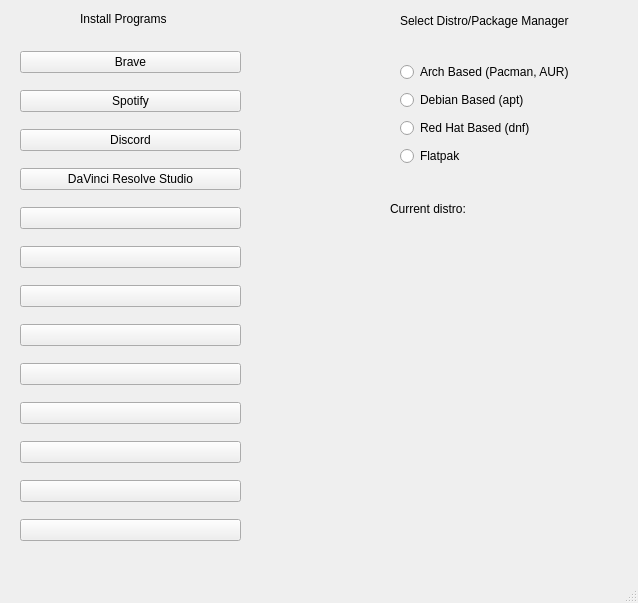
Before: the Qt Designer form mainui.ui in TryCoffee/linuxutil, drawn with Qt 5.
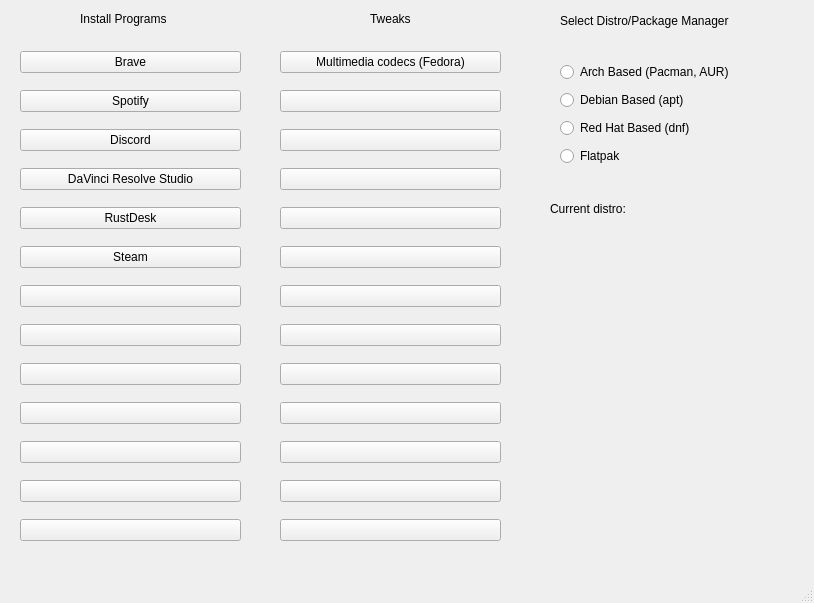
After: the same form once the commit is applied.

```diff
--- a/mainui.ui
+++ b/mainui.ui
@@ -6,7 +6,7 @@
    <rect>
     <x>0</x>
     <y>0</y>
-    <width>638</width>
+    <width>814</width>
     <height>603</height>
    </rect>
   </property>
@@ -55,14 +55,14 @@
      <item>
       <widget class="QPushButton" name="pushButton_10">
        <property name="text">
-        <string/>
+        <string>RustDesk</string>
        </property>
       </widget>
      </item>
      <item>
       <widget class="QPushButton" name="pushButton_13">
        <property name="text">
-        <string/>
+        <string>Steam</string>
        </property>
       </widget>
      </item>
@@ -133,7 +133,7 @@
    <widget class="QLabel" name="label_2">
     <property name="geometry">
      <rect>
-      <x>400</x>
+      <x>560</x>
       <y>10</y>
       <width>201</width>
       <height>21</height>
@@ -146,7 +146,7 @@
    <widget class="QWidget" name="verticalLayoutWidget_2">
     <property name="geometry">
      <rect>
-      <x>400</x>
+      <x>560</x>
       <y>60</y>
       <width>201</width>
       <height>111</height>
@@ -189,7 +189,7 @@
    <widget class="QLabel" name="currentdistro">
     <property name="geometry">
      <rect>
-      <x>390</x>
+      <x>550</x>
       <y>200</y>
       <width>191</width>
       <height>18</height>
@@ -199,6 +199,122 @@
      <string>Current distro: </string>
     </property>
    </widget>
+   <widget class="QLabel" name="label_3">
+    <property name="geometry">
+     <rect>
+      <x>370</x>
+      <y>10</y>
+      <width>58</width>
+      <height>18</height>
+     </rect>
+    </property>
+    <property name="text">
+     <string>Tweaks</string>
+    </property>
+   </widget>
+   <widget class="QWidget" name="verticalLayoutWidget_3">
+    <property name="geometry">
+     <rect>
+      <x>280</x>
+      <y>40</y>
+      <width>221</width>
+      <height>516</height>
+     </rect>
+    </property>
+    <layout class="QVBoxLayout" name="verticalLayout">
+     <item>
+      <widget class="QPushButton" name="fedora_codecs">
+       <property name="text">
+        <string>Multimedia codecs (Fedora)</string>
+       </property>
+      </widget>
+     </item>
+     <item>
+      <widget class="QPushButton" name="pushButton_14">
+       <property name="text">
+        <string/>
+       </property>
+      </widget>
+     </item>
+     <item>
+      <widget class="QPushButton" name="pushButton_19">
+       <property name="text">
+        <string/>
+       </property>
+      </widget>
+     </item>
+     <item>
+      <widget class="QPushButton" name="pushButton_20">
+       <property name="text">
+        <string/>
+       </property>
+      </widget>
+     </item>
+     <item>
+      <widget class="QPushButton" name="pushButton_21">
+       <property name="text">
+        <string/>
+       </property>
+      </widget>
+     </item>
+     <item>
+      <widget class="QPushButton" name="pushButton_4">
+       <property name="text">
+        <string/>
+       </property>
+      </widget>
+     </item>
+     <item>
+      <widget class="QPushButton" name="pushButton_18">
+       <property name="text">
+        <string/>
+       </property>
+      </widget>
+     </item>
+     <item>
+      <widget class="QPushButton" name="pushButton_17">
+       <property name="text">
+        <string/>
+       </property>
+      </widget>
+     </item>
+     <item>
+      <widget class="QPushButton" name="pushButton_16">
+       <property name="text">
+        <string/>
+       </property>
+      </widget>
+     </item>
+     <item>
+      <widget class="QPushButton" name="pushButton_15">
+       <property name="text">
+        <string/>
+       </property>
+      </widget>
+     </item>
+     <item>
+      <widget class="QPushButton" name="pushButton_7">
+       <property name="text">
+        <string/>
+       </property>
+      </widget>
+     </item>
+     <item>
+      <widget class="QPushButton" name="pushButton_5">
+       <property name="text">
+        <string/>
+       </property>
+      </widget>
+     </item>
+     <item>
+      <widget class="QPushButton" name="pushButton_2">
+       <property name="text">
+        <string/>
+       </property>
+      </widget>
+     </item>
+    </layout>
+   </widget>
   </widget>
   <widget class="QStatusBar" name="statusbar">
    <property name="enabled">
```
Left out of the diff: 4 changed lines with no effect on the pictures.
